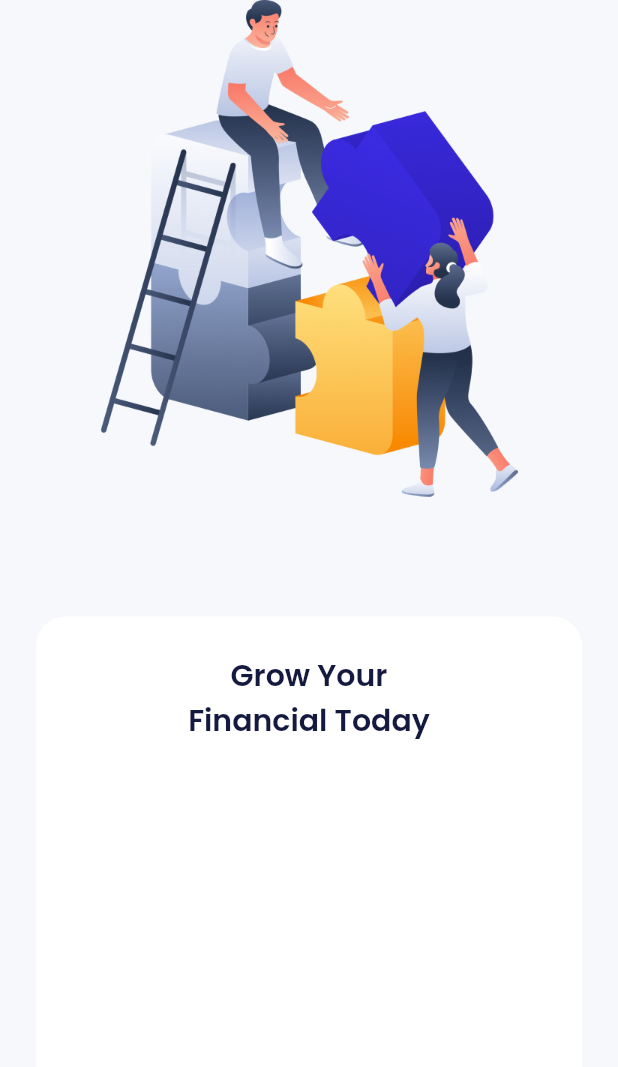
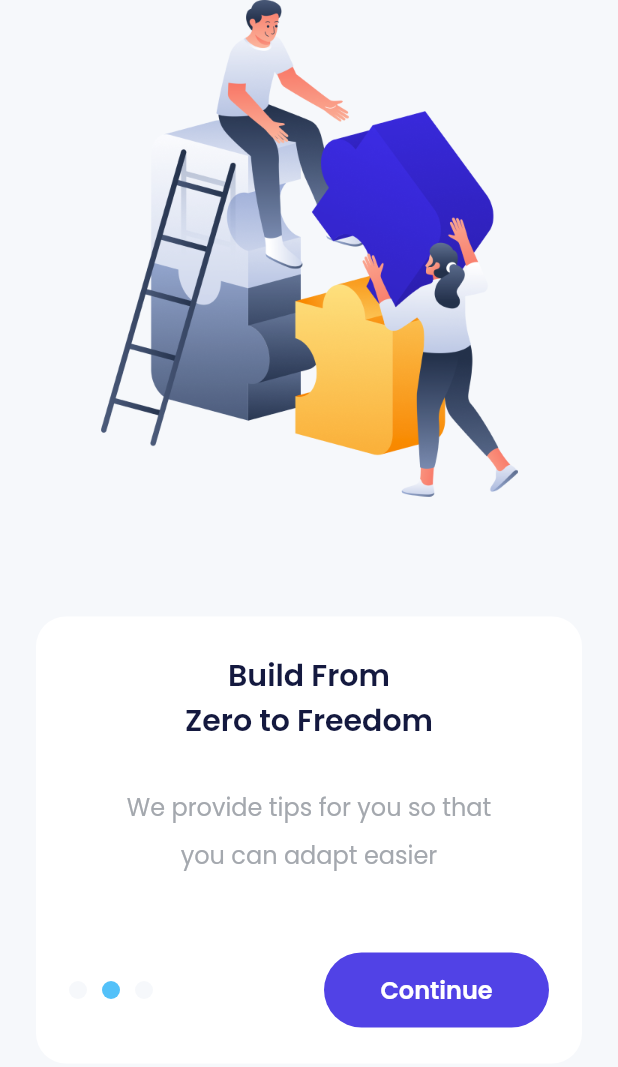
Before and after one commit to farohlukas11/Bank_Sha_Flutter, a Flutter app: the screen it shows after launch, swiped to page 2, on a phone screen of 412 x 824 dp. Shown: the top 1067 px of the screen. Run offline on Flutter 3.47's test engine with Material 2 defaults, Android fonts, the phone set to English and light mode, and no system bars; drawn by our look-alikes of carousel_slider; our stand-ins replace google_fonts.

Commit message:
slicing sign_in_page.dart dan onboarding_page.dart selain itu menambahkan route di main.dart

```diff
--- /dev/null
+++ b/lib/ui/onboarding/onboarding_page.dart
@@ -0,0 +1,224 @@
+import 'package:bank_sha/shared/theme.dart';
+import 'package:bank_sha/ui/signin/sign_in_page.dart';
+import 'package:carousel_slider/carousel_slider.dart';
+import 'package:flutter/material.dart';
+
+class OnboardingPage extends StatefulWidget {
+  static const routeName = '/onboarding';
+
+  const OnboardingPage({super.key});
+
+  @override
+  State<OnboardingPage> createState() => _OnboardingPageState();
+}
+
+class _OnboardingPageState extends State<OnboardingPage> {
+  int currentIndex = 0;
+  CarouselController carouselController = CarouselController();
+
+  List<String> title = [
+    'Grow Your\nFinancial Today',
+    'Build From\nZero to Freedom',
+    'Start Together'
+  ];
+
+  List<String> subTitle = [
+    'Our system is helping you to\nachieve a better goal',
+    'We provide tips for you so that\nyou can adapt easier',
+    'We will guide you to where\nyou wanted it too'
+  ];
+
+  @override
+  Widget build(BuildContext context) {
+    return Scaffold(
+      backgroundColor: lightBackgroundColor,
+      body: SingleChildScrollView(
+        child: Center(
+          child: Column(
+            mainAxisAlignment: MainAxisAlignment.center,
+            children: [
+              CarouselSlider(
+                items: [
+                  Image.asset(
+                    'assets/img_onboarding1.png',
+                    height: 331,
+                  ),
+                  Image.asset(
+                    'assets/img_onboarding2.png',
+                    height: 331,
+                  ),
+                  Image.asset(
+                    'assets/img_onboarding3.png',
+                    height: 331,
+                  ),
+                ],
+                options: CarouselOptions(
+                  height: 331,
+                  viewportFraction: 1,
+                  enableInfiniteScroll: false,
+                  onPageChanged: (index, reason) {
+                    setState(() {
+                      currentIndex = index;
+                    });
+                  },
+                ),
+                carouselController: carouselController,
+              ),
+              const SizedBox(
+                height: 80,
+              ),
+              Container(
+                margin: const EdgeInsets.symmetric(
+                  horizontal: 24,
+                ),
+                padding: const EdgeInsets.symmetric(
+                  horizontal: 22,
+                  vertical: 24,
+                ),
+                decoration: BoxDecoration(
+                  color: whiteColor,
+                  borderRadius: BorderRadius.circular(20),
+                ),
+                child: Column(
+                  children: [
+                    Text(
+                      title[currentIndex],
+                      textAlign: TextAlign.center,
+                      style: blackTextStyle.copyWith(
+                        fontWeight: semiBold,
+                        fontSize: 20,
+                      ),
+                    ),
+                    const SizedBox(
+                      height: 26,
+                    ),
+                    Text(
+                      subTitle[currentIndex],
+                      textAlign: TextAlign.center,
+                      style: greyTextStyle.copyWith(
+                        fontWeight: regular,
+                        fontSize: 16,
+                        height: 2,
+                      ),
+                    ),
+                    SizedBox(
+                      height: currentIndex == 2 ? 38 : 50,
+                    ),
+                    currentIndex != 2
+                        ? Row(
+                            children: [
+                              Container(
+                                width: 12,
+                                height: 12,
+                                margin: const EdgeInsets.only(right: 10),
+                                decoration: BoxDecoration(
+                                  shape: BoxShape.circle,
+                                  color: currentIndex == 0
+                                      ? blueColor
+                                      : lightBackgroundColor,
+                                ),
+                              ),
+                              Container(
+                                width: 12,
+                                height: 12,
+                                margin: const EdgeInsets.only(right: 10),
+                                decoration: BoxDecoration(
+                                  shape: BoxShape.circle,
+                                  color: currentIndex == 1
+                                      ? blueColor
+                                      : lightBackgroundColor,
+                                ),
+                              ),
+                              Container(
+                                width: 12,
+                                height: 12,
+                                margin: const EdgeInsets.only(right: 10),
+                                decoration: BoxDecoration(
+                                  shape: BoxShape.circle,
+                                  color: currentIndex == 2
+                                      ? blueColor
+                                      : lightBackgroundColor,
+                                ),
+                              ),
+                              const Spacer(),
+                              SizedBox(
+                                width: 150,
+                                height: 50,
+                                child: TextButton(
+                                  onPressed: () {
+                                    carouselController.nextPage();
+                                  },
+                                  style: TextButton.styleFrom(
+                                    backgroundColor: purpleColor,
+                                    shape: RoundedRectangleBorder(
+                                      borderRadius: BorderRadius.circular(56),
+                                    ),
+                                  ),
+                                  child: Text(
+                                    'Continue',
+                                    style: whiteTextStyle.copyWith(
+                                      fontSize: 16,
+                                      fontWeight: semiBold,
+                                    ),
+                                  ),
+                                ),
+                              ),
+                            ],
+                          )
+                        : Column(
+                            children: [
+                              SizedBox(
+                                width: double.infinity,
+                                height: 50,
+                                child: TextButton(
+                                  onPressed: () {},
+                                  style: TextButton.styleFrom(
+                                    backgroundColor: purpleColor,
+                                    shape: RoundedRectangleBorder(
+                                      borderRadius: BorderRadius.circular(56),
+                                    ),
+                                  ),
+                                  child: Text(
+                                    'Get Started',
+                                    style: whiteTextStyle.copyWith(
+                                      fontSize: 16,
+                                      fontWeight: semiBold,
+                                    ),
+                                  ),
+                                ),
+                              ),
+                              const SizedBox(
+                                height: 20,
+                              ),
+                              SizedBox(
+                                width: double.infinity,
+                                height: 24,
+                                child: TextButton(
+                                  onPressed: () {
+                                    Navigator.pushNamedAndRemoveUntil(context,
+                                        SignInPage.routeName, (route) => false);
+                                  },
+                                  style: TextButton.styleFrom(
+                                    padding: EdgeInsets.zero,
+                                  ),
+                                  child: Text(
+                                    'Sign In',
+                                    style: greyTextStyle.copyWith(
+                                      fontSize: 16,
+                                      fontWeight: regular,
+                                    ),
+                                  ),
+                                ),
+                              ),
+                            ],
+                          ),
+                  ],
+                ),
+              ),
+            ],
+          ),
+        ),
+      ),
+    );
+  }
+}
--- a/lib/ui/pages/onboarding_page.dart
+++ /dev/null
@@ -1,137 +0,0 @@
-import 'package:bank_sha/shared/theme.dart';
-import 'package:carousel_slider/carousel_slider.dart';
-import 'package:flutter/material.dart';
-
-class OnboardingPage extends StatelessWidget {
-  const OnboardingPage({super.key});
-
-  @override
-  Widget build(BuildContext context) {
-    return Scaffold(
-      backgroundColor: lightBackgroundColor,
-      body: Center(
-        child: Column(
-          mainAxisAlignment: MainAxisAlignment.center,
-          children: [
-            CarouselSlider(
-              items: [
-                Image.asset(
-                  'assets/img_onboarding1.png',
-                  height: 331,
-                ),
-                Image.asset(
-                  'assets/img_onboarding2.png',
-                  height: 331,
-                ),
-                Image.asset(
-                  'assets/img_onboarding3.png',
-                  height: 331,
-                ),
-              ],
-              options: CarouselOptions(
-                height: 331,
-                viewportFraction: 1,
-                enableInfiniteScroll: false,
-              ),
-            ),
-            const SizedBox(
-              height: 80,
-            ),
-            Container(
-              margin: const EdgeInsets.symmetric(
-                horizontal: 24,
-              ),
-              padding: const EdgeInsets.symmetric(
-                horizontal: 22,
-                vertical: 24,
-              ),
-              decoration: BoxDecoration(
-                color: whiteColor,
-                borderRadius: BorderRadius.circular(20),
-              ),
-              child: Column(
-                children: [
-                  Text(
-                    'Grow Your\nFinancial Today',
-                    textAlign: TextAlign.center,
-                    style: blackTextStyle.copyWith(
-                      fontWeight: semiBold,
-                      fontSize: 20,
-                    ),
-                  ),
-                  const SizedBox(
-                    height: 26,
-                  ),
-                  Text(
-                    'Our system is helping you to\nachieve a better goal',
-                    textAlign: TextAlign.center,
-                    style: greyTextStyle.copyWith(
-                      fontWeight: regular,
-                      fontSize: 16,
-                      height: 30,
-                    ),
-                  ),
-                  const SizedBox(
-                    height: 50,
-                  ),
-                  Row(
-                    children: [
-                      Container(
-                        width: 12,
-                        height: 12,
-                        margin: const EdgeInsets.only(right: 10),
-                        decoration: BoxDecoration(
-                          shape: BoxShape.circle,
-                          color: blueColor,
-                        ),
-                      ),
-                      Container(
-                        width: 12,
-                        height: 12,
-                        margin: const EdgeInsets.only(right: 10),
-                        decoration: BoxDecoration(
-                          shape: BoxShape.circle,
-                          color: lightBackgroundColor,
-                        ),
-                      ),
-                      Container(
-                        width: 12,
-                        height: 12,
-                        margin: const EdgeInsets.only(right: 10),
-                        decoration: BoxDecoration(
-                          shape: BoxShape.circle,
-                          color: lightBackgroundColor,
-                        ),
-                      ),
-                      const Spacer(),
-                      SizedBox(
-                        width: 150,
-                        height: 50,
-                        child: TextButton(
-                          onPressed: () {},
-                          style: TextButton.styleFrom(
-                            backgroundColor: purpleColor,
-                            shape: RoundedRectangleBorder(
-                              borderRadius: BorderRadius.circular(56),
-                            ),
-                          ),
-                          child: Text(
-                            'Continue',
-                            style: whiteTextStyle.copyWith(
-                              fontSize: 16,
-                              fontWeight: semiBold,
-                            ),
-                          ),
-                        ),
-                      ),
-                    ],
-                  ),
-                ],
-              ),
-            ),
-          ],
-        ),
-      ),
-    );
-  }
-}
```
Also changed, not shown: lib/main.dart (+31 -3 lines), lib/ui/signin/sign_in_page.dart (added, +147 -0 lines), lib/ui/splash/splash_page.dart (renamed from lib/ui/pages/splash_page.dart, +5 -7 lines).
